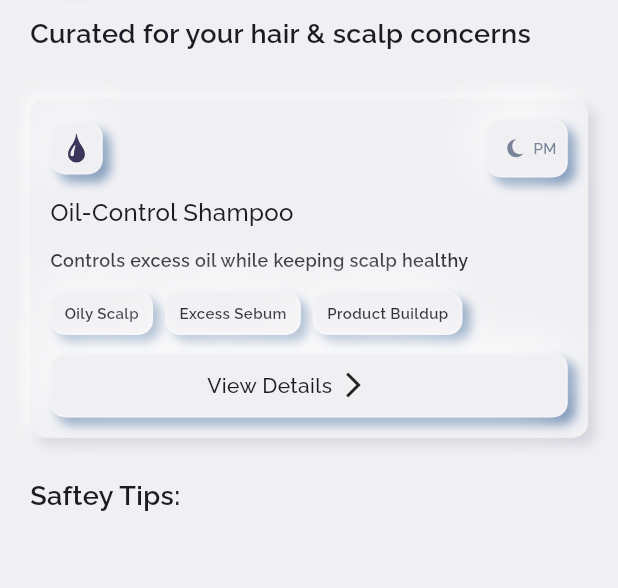
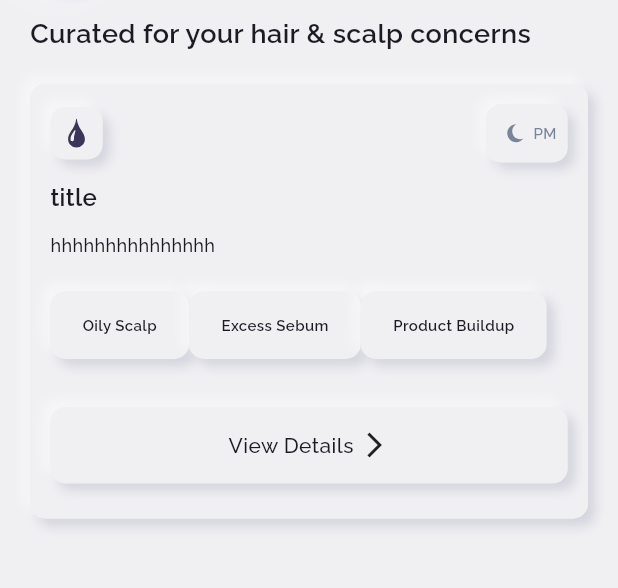
Before and after one commit to NexVolt-Solutions/Look-Labs, a Flutter app: the TopProduct screen opened by its route, on a phone screen of 412 x 824 dp, the part 86-674 px from its top. Run offline on Flutter 3.47's test engine with Material 3 defaults, Android fonts, the phone set to English and light mode, and no system bars; our stand-ins replace flutter_inset_shadow, flutter_spinkit, flutter_svg, percent_indicator, syncfusion_flutter_charts.

Commit message:
product screen widget complate

```diff
--- a/lib/Core/Constants/Widget/plan_container.dart
+++ b/lib/Core/Constants/Widget/plan_container.dart
@@ -11,6 +11,7 @@ class PlanContainer extends StatelessWidget {
   final bool? isSelected;
   final VoidCallback onTap;
   final EdgeInsetsGeometry? padding;
+  final EdgeInsetsGeometry? margin;
   final BorderRadius? radius;
 
   final Widget child;
@@ -24,6 +25,7 @@ class PlanContainer extends StatelessWidget {
     required this.child,
     this.padding,
     this.radius,
+    this.margin,
   });
 
   @override
@@ -37,7 +39,7 @@ class PlanContainer extends StatelessWidget {
               horizontal: context.w(20),
               vertical: context.h(14),
             ),
-        margin: context.padSym(v: 10),
+        margin: margin ?? context.padSym(v: 10),
         decoration: BoxDecoration(
           borderRadius: radius ?? BorderRadius.circular(context.radius(10)),
           border: Border.all(
--- a/lib/View/Home/Widget/SkinCare/Widget/top_product.dart
+++ b/lib/View/Home/Widget/SkinCare/Widget/top_product.dart
@@ -36,67 +36,64 @@ class TopProduct extends StatelessWidget {
               titleWeight: FontWeight.w600,
               titleColor: AppColors.headingColor,
             ),
-            SizedBox(height: context.h(20)),
-            PlanContainer(
-              padding: context.padSym(h: 12, v: 12),
-              isSelected: false,
-              onTap: () {},
-              child: ProductDetailWidget(
-                topProductViewModel: topProductViewModel,
+            SizedBox(height: context.h(8)),
+            Container(
+              padding: EdgeInsets.symmetric(
+                horizontal: context.w(12),
+                vertical: context.h(12),
               ),
+              margin: context.padSym(v: 12),
+              decoration: BoxDecoration(
+                borderRadius: BorderRadius.circular(context.radius(10)),
+                border: Border.all(
+                  color: AppColors.backGroundColor,
+                  width: context.w(1.5),
                 ),
-            SizedBox(height: context.h(16)),
-            NormalText(
-              crossAxisAlignment: CrossAxisAlignment.start,
-              titleText: 'Saftey Tips:',
-              titleSize: context.text(18),
-              titleWeight: FontWeight.w600,
-              titleColor: AppColors.headingColor,
+                color: AppColors.backGroundColor,
+                boxShadow: [
+                  BoxShadow(
+                    color: AppColors.customContainerColorUp.withOpacity(0.4),
+                    offset: const Offset(5, 5),
+                    blurRadius: 5,
                   ),
-            SizedBox(height: context.h(12)),
+                  BoxShadow(
+                    color: AppColors.customContinerColorDown.withOpacity(0.4),
+                    offset: const Offset(-5, -5),
+                    blurRadius: 5,
+                  ),
                 ],
               ),
-      ),
-    );
-  }
-}
-
-class ProductDetailWidget extends StatelessWidget {
-  const ProductDetailWidget({super.key, required this.topProductViewModel});
-
-  final TopProductViewModel topProductViewModel;
-
-  @override
-  Widget build(BuildContext context) {
-    return Column(
+              child: Column(
                 crossAxisAlignment: CrossAxisAlignment.start,
                 children: [
                   Row(
                     mainAxisAlignment: MainAxisAlignment.spaceBetween,
                     children: [
-            GestureDetector(
-              onTap: () {},
-              child: Container(
+                      Container(
                         padding: context.padSym(h: 4, v: 4),
                         // height: context.h(40),
                         // width: context.w(40),
                         decoration: BoxDecoration(
+                          borderRadius: BorderRadius.circular(
+                            context.radius(10),
+                          ),
+                          border: Border.all(
                             color: AppColors.backGroundColor,
-                  borderRadius: BorderRadius.circular(context.radius(10)),
-                  border: Border.all(
-                    color: AppColors.white.withOpacity(0.2),
-                    width: 1.5,
+                            width: context.w(1.5),
                           ),
+                          color: AppColors.backGroundColor,
                           boxShadow: [
                             BoxShadow(
-                      color: AppColors.arrowBlurColor,
+                              color: AppColors.customContainerColorUp
+                                  .withOpacity(0.4),
                               offset: const Offset(5, 5),
                               blurRadius: 5,
                             ),
                             BoxShadow(
-                      color: AppColors.customContinerColorDown,
+                              color: AppColors.customContinerColorDown
+                                  .withOpacity(0.4),
                               offset: const Offset(-5, -5),
-                      blurRadius: 30,
+                              blurRadius: 5,
                             ),
                           ],
                         ),
@@ -109,28 +106,29 @@ class ProductDetailWidget extends StatelessWidget {
                           ),
                         ),
                       ),
-            ),
-            GestureDetector(
-              onTap: () {},
-              child: Container(
+                      Container(
                         padding: context.padSym(h: 6, v: 6),
                         decoration: BoxDecoration(
+                          borderRadius: BorderRadius.circular(
+                            context.radius(10),
+                          ),
+                          border: Border.all(
                             color: AppColors.backGroundColor,
-                  borderRadius: BorderRadius.circular(context.radius(10)),
-                  border: Border.all(
-                    color: AppColors.white.withOpacity(0.2),
-                    width: 1.5,
+                            width: context.w(1.5),
                           ),
+                          color: AppColors.backGroundColor,
                           boxShadow: [
                             BoxShadow(
-                      color: AppColors.arrowBlurColor,
+                              color: AppColors.customContainerColorUp
+                                  .withOpacity(0.4),
                               offset: const Offset(5, 5),
                               blurRadius: 5,
                             ),
                             BoxShadow(
-                      color: AppColors.customContinerColorDown,
+                              color: AppColors.customContinerColorDown
+                                  .withOpacity(0.4),
                               offset: const Offset(-5, -5),
-                      blurRadius: 30,
+                              blurRadius: 5,
                             ),
                           ],
                         ),
@@ -152,94 +150,44 @@ class ProductDetailWidget extends StatelessWidget {
                           ],
                         ),
                       ),
-            ),
                     ],
                   ),
                   SizedBox(height: context.h(12)),
                   NormalText(
-          // crossAxisAlignment: CrossAxisAlignment.start,
-          titleText: 'Oil-Control Shampoo',
+                    titleText: 'title',
                     titleColor: AppColors.subHeadingColor,
                     titleSize: context.text(16),
-          titleWeight: FontWeight.w500,
+                    titleWeight: FontWeight.w600,
                     sizeBoxheight: context.h(12),
-          subText: 'Controls excess oil while keeping scalp healthy',
+                    subText: 'hhhhhhhhhhhhhhh',
                     subColor: AppColors.subHeadingColor,
                     subSize: context.text(12),
-          subWeight: FontWeight.w600,
+                    subWeight: FontWeight.w500,
                   ),
                   SizedBox(height: context.h(12)),
                   Row(
-          children: List.generate(topProductViewModel.scalpTags.length, (
-            index,
-          ) {
-            return Padding(
-              padding: EdgeInsets.only(
-                right: index == topProductViewModel.scalpTags.length - 1
-                    ? 0
-                    : context.w(8),
-              ),
-              child: GestureDetector(
+                    children: List.generate(
+                      topProductViewModel.scalpTags.length,
+                      (index) {
+                        return PlanContainer(
+                          isSelected: false,
                           onTap: () {},
-                child: Container(
-                  padding: context.padSym(h: 8, v: 6),
-                  decoration: BoxDecoration(
-                    color: AppColors.backGroundColor,
-                    borderRadius: BorderRadius.circular(context.radius(10)),
-                    border: Border.all(
-                      color: AppColors.white.withOpacity(0.2),
-                      width: 1.5,
-                    ),
-                    boxShadow: [
-                      BoxShadow(
-                        color: AppColors.arrowBlurColor,
-                        offset: const Offset(5, 5),
-                        blurRadius: 5,
-                      ),
-                      BoxShadow(
-                        color: AppColors.customContinerColorDown,
-                        offset: const Offset(-5, -5),
-                        blurRadius: 30,
-                      ),
-                    ],
-                  ),
                           child: NormalText(
                             titleText: topProductViewModel.scalpTags[index],
                             titleColor: AppColors.subHeadingColor,
                             titleSize: context.text(10),
                             titleWeight: FontWeight.w600,
                           ),
+                        );
+                      },
                     ),
                   ),
-            );
-          }),
-        ),
                   SizedBox(height: context.h(12)),
-        GestureDetector(
+                  PlanContainer(
+                    isSelected: false,
                     onTap: () {},
-          child: Container(
-            padding: context.padSym(h: 103, v: 10),
-            decoration: BoxDecoration(
-              color: AppColors.backGroundColor,
-              borderRadius: BorderRadius.circular(context.radius(10)),
-              border: Border.all(
-                color: AppColors.white.withOpacity(0.2),
-                width: 1.5,
-              ),
-              boxShadow: [
-                BoxShadow(
-                  color: AppColors.arrowBlurColor,
-                  offset: const Offset(5, 5),
-                  blurRadius: 5,
-                ),
-                BoxShadow(
-                  color: AppColors.customContinerColorDown,
-                  offset: const Offset(-5, -5),
-                  blurRadius: 30,
-                ),
-              ],
-            ),
                     child: Row(
+                      mainAxisAlignment: MainAxisAlignment.center,
                       children: [
                         NormalText(
                           titleText: 'View Details',
@@ -252,8 +200,15 @@ class ProductDetailWidget extends StatelessWidget {
                       ],
                     ),
                   ),
+                ],
               ),
+            ),
+            SizedBox(height: context.h(16)),
+
+            SizedBox(height: context.h(12)),
           ],
+        ),
+      ),
     );
   }
 }
```
Also changed, not shown: lib/Core/Constants/Widget/prodect_widget_continer.dart (added, +199 -0 lines), lib/Core/Constants/Widget/product_detail_widget.dart (deleted, +0 -173 lines). Lines whose indentation alone changed are shown as unchanged.
